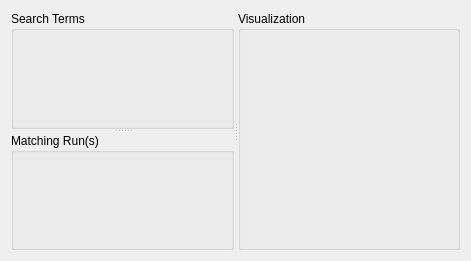
This is gemviz/resources/bluesky_runs_catalog.ui in BCDA-APS/gemviz as Qt 5 draws it before an edit. The edited form follows.
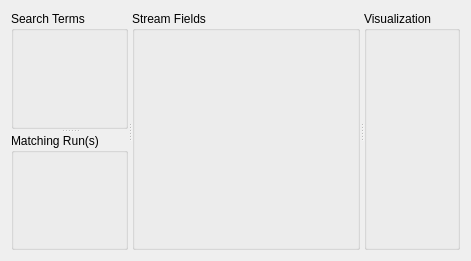
This is the edited form.

Commit message: MNT #132 no content updates when moving splitter

Patch:
```diff
--- a/gemviz/resources/bluesky_runs_catalog.ui
+++ b/gemviz/resources/bluesky_runs_catalog.ui
@@ -36,6 +36,11 @@
        <layout class="QHBoxLayout" name="horizontalLayout_2"/>
       </widget>
      </widget>
+     <widget class="QGroupBox" name="fields_groupbox">
+      <property name="title">
+       <string>Stream Fields</string>
+      </property>
+     </widget>
      <widget class="QGroupBox" name="viz_groupbox">
       <property name="title">
        <string>Visualization</string>
```
Left out of the diff: 6 changed lines with no effect on the pictures.
